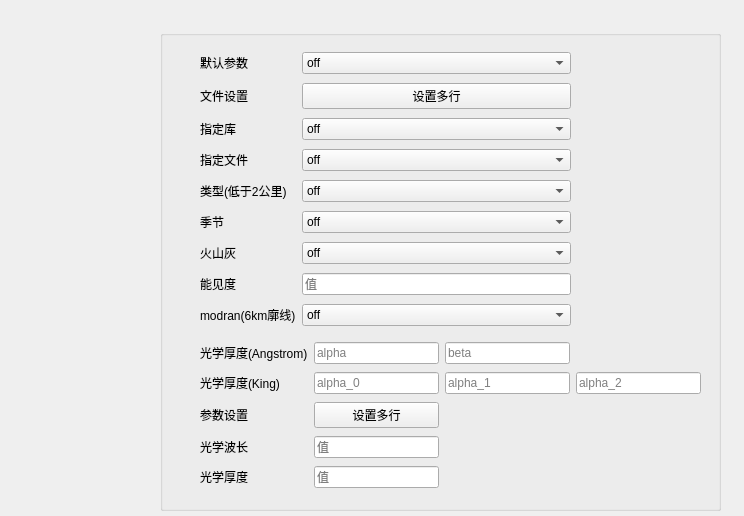
Before: the Qt Designer form GUI/aerosolpage.ui in code-arter/radiometer-GUI, drawn with Qt 5.
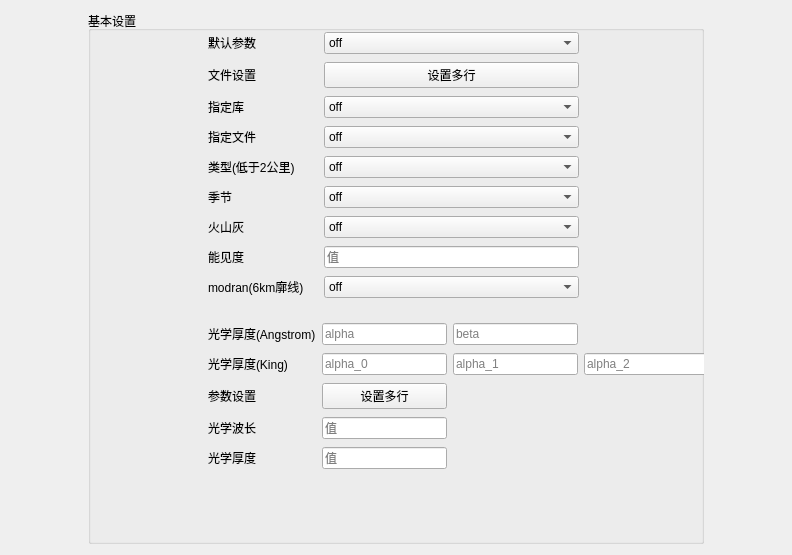
After: the same form once the commit is applied.

Patch:
```diff
--- a/GUI/aerosolpage.ui
+++ b/GUI/aerosolpage.ui
@@ -6,43 +6,77 @@
    <rect>
     <x>0</x>
     <y>0</y>
-    <width>744</width>
-    <height>516</height>
+    <width>792</width>
+    <height>555</height>
    </rect>
   </property>
   <property name="windowTitle">
    <string>Form</string>
   </property>
+  <layout class="QHBoxLayout" name="horizontalLayout_2">
+   <item>
+    <layout class="QHBoxLayout" name="horizontalLayout" stretch="1,8,1">
+     <item>
+      <spacer name="horizontalSpacer">
+       <property name="orientation">
+        <enum>Qt::Horizontal</enum>
+       </property>
+       <property name="sizeHint" stdset="0">
+        <size>
+         <width>40</width>
+         <height>20</height>
+        </size>
+       </property>
+      </spacer>
+     </item>
+     <item>
   <widget class="QGroupBox" name="groupBox_7">
-   <property name="geometry">
-    <rect>
-     <x>160</x>
-     <y>30</y>
-     <width>561</width>
-     <height>481</height>
-    </rect>
-   </property>
    <property name="title">
-    <string/>
+        <string>基本设置</string>
    </property>
    <widget class="QWidget" name="gridLayoutWidget">
     <property name="geometry">
      <rect>
-      <x>40</x>
+          <x>120</x>
       <y>19</y>
       <width>371</width>
-      <height>281</height>
-     </rect>
-    </property>
-    <layout class="QGridLayout" name="gridLayout">
-     <item row="9" column="0">
-      <widget class="QLabel" name="label_31">
+          <height>271</height>
+         </rect>
+        </property>
+        <layout class="QGridLayout" name="gridLayout" columnstretch="3,7">
+         <item row="6" column="1">
+          <widget class="QComboBox" name="comboBox_25">
+           <property name="option_name" stdset="0">
+            <string>aerosol_haze</string>
+           </property>
+           <item>
        <property name="text">
-        <string>modran(6km廓线)</string>
-       </property>
-      </widget>
-     </item>
-     <item row="7" column="1">
+             <string>off</string>
+            </property>
+           </item>
+           <item>
+            <property name="text">
+             <string>rural-type-aerosols</string>
+            </property>
+           </item>
+           <item>
+            <property name="text">
+             <string>maritime-type-aerosols</string>
+            </property>
+           </item>
+           <item>
+            <property name="text">
+             <string>urban-type-aerosols</string>
+            </property>
+           </item>
+           <item>
+            <property name="text">
+             <string>tropospheric-type-aerosols</string>
+            </property>
+           </item>
+          </widget>
+         </item>
+         <item row="8" column="1">
       <widget class="QComboBox" name="comboBox_30">
        <property name="option_name" stdset="0">
         <string>aerosol_vulcan</string>
@@ -74,69 +108,21 @@
        </item>
       </widget>
      </item>
-     <item row="6" column="0">
-      <widget class="QLabel" name="label_60">
+         <item row="10" column="0">
+          <widget class="QLabel" name="label_31">
        <property name="text">
-        <string>季节</string>
-       </property>
-      </widget>
-     </item>
-     <item row="7" column="0">
-      <widget class="QLabel" name="label_30">
-       <property name="text">
-        <string>火山灰</string>
-       </property>
-      </widget>
-     </item>
-     <item row="5" column="0">
-      <widget class="QLabel" name="label_59">
-       <property name="text">
-        <string>类型(低于2公里)</string>
-       </property>
-      </widget>
-     </item>
-     <item row="1" column="0">
-      <widget class="QLabel" name="label_65">
-       <property name="text">
-        <string>文件设置</string>
-       </property>
-      </widget>
-     </item>
-     <item row="8" column="0">
-      <widget class="QLabel" name="label_64">
-       <property name="text">
-        <string>能见度</string>
-       </property>
-      </widget>
-     </item>
-     <item row="8" column="1">
-      <widget class="QLineEdit" name="lineEdit_4">
-       <property name="text">
-        <string/>
-       </property>
-       <property name="placeholderText">
-        <string>值</string>
-       </property>
-       <property name="option_name" stdset="0">
-        <string>aerosol_visibility</string>
-       </property>
-      </widget>
-     </item>
-     <item row="0" column="0">
-      <widget class="QLabel" name="label_28">
-       <property name="text">
-        <string>默认参数</string>
+            <string>modran(6km廓线)</string>
        </property>
       </widget>
      </item>
      <item row="3" column="0">
-      <widget class="QLabel" name="label_58">
+          <widget class="QLabel" name="label_57">
        <property name="text">
-        <string>指定文件</string>
+            <string>指定库</string>
        </property>
       </widget>
      </item>
-     <item row="3" column="1">
+         <item row="4" column="1">
       <widget class="QComboBox" name="comboBox_26">
        <property name="option_name" stdset="0">
         <string>aerosol_species_file</string>
@@ -193,15 +179,15 @@
        </item>
       </widget>
      </item>
-     <item row="2" column="0">
-      <widget class="QLabel" name="label_57">
+         <item row="4" column="0">
+          <widget class="QLabel" name="label_58">
        <property name="text">
-        <string>指定库</string>
+            <string>指定文件</string>
        </property>
       </widget>
      </item>
-     <item row="5" column="1">
-      <widget class="QComboBox" name="comboBox_25">
+         <item row="10" column="1">
+          <widget class="QComboBox" name="comboBox_31">
        <property name="option_name" stdset="0">
         <string>aerosol_haze</string>
        </property>
@@ -212,27 +198,94 @@
        </item>
        <item>
         <property name="text">
-         <string>rural-type-aerosols</string>
-        </property>
-       </item>
+             <string>activate</string>
+            </property>
+           </item>
+          </widget>
+         </item>
+         <item row="9" column="0">
+          <widget class="QLabel" name="label_64">
+           <property name="text">
+            <string>能见度</string>
+           </property>
+          </widget>
+         </item>
+         <item row="0" column="0">
+          <widget class="QLabel" name="label_28">
+           <property name="text">
+            <string>默认参数</string>
+           </property>
+          </widget>
+         </item>
+         <item row="9" column="1">
+          <widget class="QLineEdit" name="lineEdit_4">
+           <property name="text">
+            <string/>
+           </property>
+           <property name="placeholderText">
+            <string>值</string>
+           </property>
+           <property name="option_name" stdset="0">
+            <string>aerosol_visibility</string>
+           </property>
+          </widget>
+         </item>
+         <item row="7" column="0">
+          <widget class="QLabel" name="label_60">
+           <property name="text">
+            <string>季节</string>
+           </property>
+          </widget>
+         </item>
+         <item row="3" column="1">
+          <widget class="QComboBox" name="comboBox_24">
+           <property name="option_name" stdset="0">
+            <string>aerosol_species_library</string>
+           </property>
        <item>
         <property name="text">
-         <string>maritime-type-aerosols</string>
+             <string>off</string>
         </property>
        </item>
        <item>
         <property name="text">
-         <string>urban-type-aerosols</string>
-        </property>
-       </item>
+             <string>opac</string>
+            </property>
+           </item>
+          </widget>
+         </item>
+         <item row="8" column="0">
+          <widget class="QLabel" name="label_30">
+           <property name="text">
+            <string>火山灰</string>
+           </property>
+          </widget>
+         </item>
+         <item row="6" column="0">
+          <widget class="QLabel" name="label_59">
+           <property name="text">
+            <string>类型(低于2公里)</string>
+           </property>
+          </widget>
+         </item>
+         <item row="0" column="1">
+          <widget class="QComboBox" name="comboBox_22">
+           <property name="option_name" stdset="0">
+            <string>aerosol_default</string>
+           </property>
        <item>
         <property name="text">
-         <string>tropospheric-type-aerosols</string>
-        </property>
-       </item>
-      </widget>
-     </item>
-     <item row="6" column="1">
+             <string>off</string>
+            </property>
+           </item>
+           <item>
+            <property name="text">
+             <string>activate</string>
+            </property>
+           </item>
+          </widget>
+         </item>
+         <item row="7" column="1">
       <widget class="QComboBox" name="comboBox_27">
        <property name="option_name" stdset="0">
         <string>aerosol_season</string>
@@ -254,57 +307,6 @@
        </item>
       </widget>
      </item>
-     <item row="0" column="1">
-      <widget class="QComboBox" name="comboBox_22">
-       <property name="option_name" stdset="0">
-        <string>aerosol_default</string>
-       </property>
-       <item>
-        <property name="text">
-         <string>off</string>
-        </property>
-       </item>
-       <item>
-        <property name="text">
-         <string>activate</string>
-        </property>
-       </item>
-      </widget>
-     </item>
-     <item row="2" column="1">
-      <widget class="QComboBox" name="comboBox_24">
-       <property name="option_name" stdset="0">
-        <string>aerosol_species_library</string>
-       </property>
-       <item>
-        <property name="text">
-         <string>off</string>
-        </property>
-       </item>
-       <item>
-        <property name="text">
-         <string>opac</string>
-        </property>
-       </item>
-      </widget>
-     </item>
-     <item row="9" column="1">
-      <widget class="QComboBox" name="comboBox_31">
-       <property name="option_name" stdset="0">
-        <string>aerosol_profile_modtran</string>
-       </property>
-       <item>
-        <property name="text">
-         <string>off</string>
-        </property>
-       </item>
-       <item>
-        <property name="text">
-         <string>activate</string>
-        </property>
-       </item>
-      </widget>
-     </item>
      <item row="1" column="1">
       <widget class="QPushButton" name="pushButton_9">
        <property name="text">
@@ -312,12 +314,19 @@
        </property>
       </widget>
      </item>
+         <item row="1" column="0">
+          <widget class="QLabel" name="label_65">
+           <property name="text">
+            <string>文件设置</string>
+           </property>
+          </widget>
+         </item>
     </layout>
    </widget>
    <widget class="QWidget" name="gridLayoutWidget_2">
     <property name="geometry">
      <rect>
-      <x>40</x>
+          <x>120</x>
       <y>310</y>
       <width>501</width>
       <height>152</height>
@@ -445,6 +454,23 @@
     </layout>
    </widget>
   </widget>
+     </item>
+     <item>
+      <spacer name="horizontalSpacer_2">
+       <property name="orientation">
+        <enum>Qt::Horizontal</enum>
+       </property>
+       <property name="sizeHint" stdset="0">
+        <size>
+         <width>40</width>
+         <height>20</height>
+        </size>
+       </property>
+      </spacer>
+     </item>
+    </layout>
+   </item>
+  </layout>
  </widget>
  <resources/>
  <connections/>
```
Left out of the diff: 2 changed lines with no effect on the pictures. Lines whose indentation alone changed are shown as unchanged.
